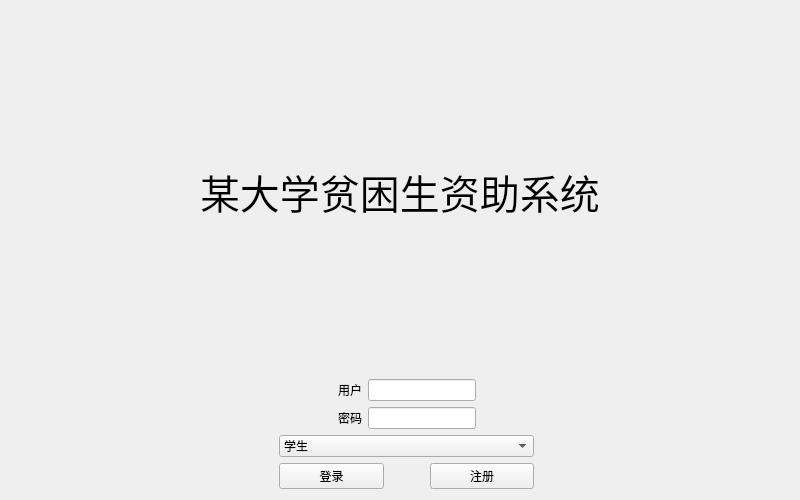
Above: UI/login.ui from smallpip/fund_system before the change. Below: the same form after it.
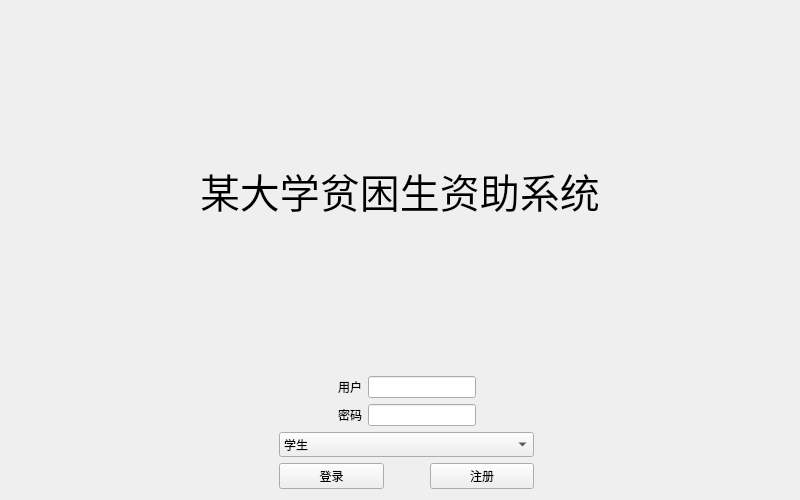
That is the form after the change. Icons and pictures are not drawn.

```diff
--- a/UI/login.ui
+++ b/UI/login.ui
@@ -38,7 +38,7 @@
       <widget class="QLabel" name="lable_login">
        <property name="font">
         <font>
-         <family>Arial</family>
+         <family>黑体</family>
          <pointsize>30</pointsize>
         </font>
        </property>
@@ -91,6 +91,11 @@
            </item>
            <item>
             <widget class="QLabel" name="label_2">
+             <property name="font">
+              <font>
+               <family>黑体</family>
+              </font>
+             </property>
              <property name="text">
               <string>用户</string>
              </property>
@@ -131,6 +136,11 @@
            </item>
            <item>
             <widget class="QLabel" name="label">
+             <property name="font">
+              <font>
+               <family>黑体</family>
+              </font>
+             </property>
              <property name="text">
               <string>密码</string>
              </property>
@@ -160,6 +170,11 @@
          </item>
          <item>
           <widget class="QComboBox" name="combox_login">
+           <property name="font">
+            <font>
+             <family>黑体</family>
+            </font>
+           </property>
            <item>
             <property name="text">
              <string>学生</string>
```
Left out of the diff: 10 changed lines with no effect on the pictures.
